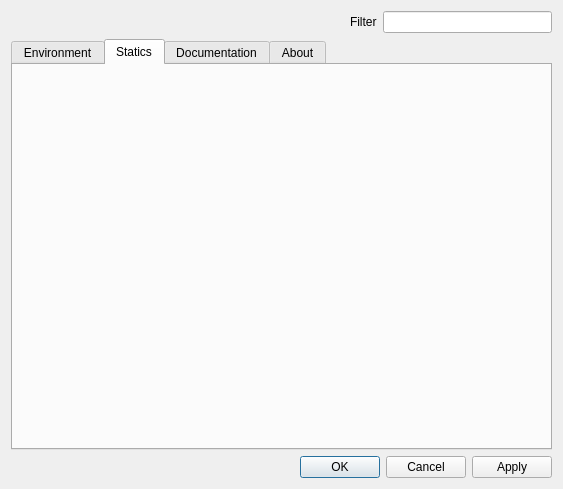
The window that src/DianVoteControl/dianvoteoptions.ui (FrankieChan885/dian-zigbee-vote) describes before a commit, drawn with Qt 5.
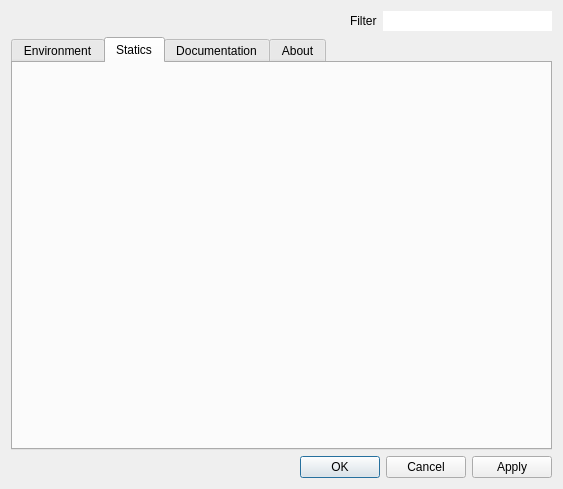
The same window after the commit.

Diff of the .ui file:
```diff
--- a/src/DianVoteControl/dianvoteoptions.ui
+++ b/src/DianVoteControl/dianvoteoptions.ui
@@ -99,6 +99,9 @@
            <property name="text">
             <string/>
            </property>
+           <property name="frame">
+            <bool>false</bool>
+           </property>
            <property name="placeholderText">
             <string/>
            </property>
```
Left out of the diff: 4 changed lines with no effect on the pictures.
